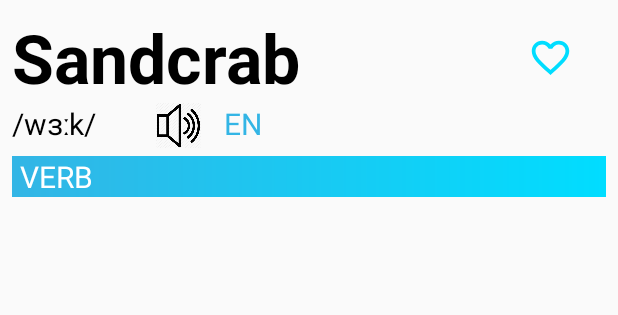
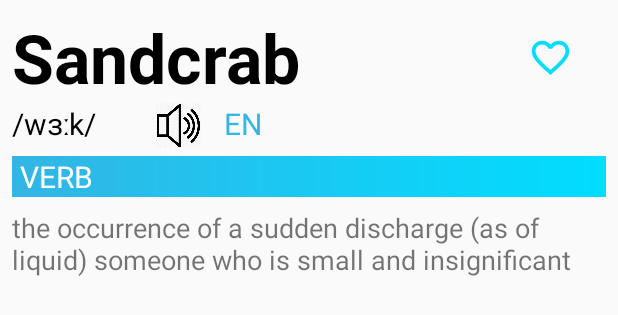
Before and after one commit to NguyenTrongThinh/SandcrabDictionary, an Android app: the layout single_entry_layout.xml on its own in the app's theme, with its tools: preview values and no code run, on a phone screen of 412 x 824 dp. Shown: the top 315 px of the screen. Run offline under Robolectric (Android 15) with nearby library versions, the phone set to English and light mode, and no system bars.

Commit message:
Demo word parser
Signed-off-by: ThinhNguyen <nguyen.trong.thinh@styl.solutions>

```diff
--- a/app/src/main/res/layout/single_entry_layout.xml
+++ b/app/src/main/res/layout/single_entry_layout.xml
@@ -1,10 +1,11 @@
 <?xml version="1.0" encoding="utf-8"?>
-<RelativeLayout xmlns:android="http://schemas.android.com/apk/res/android"
+<layout xmlns:android="http://schemas.android.com/apk/res/android">
+    <RelativeLayout
         android:layout_width="match_parent"
         android:layout_height="wrap_content">
 
         <TextView
-        android:id="@+id/fragmentWordDetailsWord"
+            android:id="@+id/singleEntryLayoutWord"
             android:layout_width="wrap_content"
             android:layout_height="wrap_content"
             android:layout_marginStart="8dp"
@@ -17,25 +18,25 @@
             android:textStyle="bold"/>
 
         <TextView
-        android:layout_alignLeft="@id/fragmentWordDetailsWord"
-        android:id="@+id/fragmentWordIPA"
+            android:layout_alignLeft="@id/singleEntryLayoutWord"
+            android:id="@+id/singleEntryLayoutIPA"
             android:layout_width="wrap_content"
             android:layout_height="wrap_content"
             android:layout_marginStart="0dp"
-        android:layout_below="@id/fragmentWordDetailsWord"
+            android:layout_below="@id/singleEntryLayoutWord"
             android:text="@string/text_demo_ipa"
             android:textColor="@android:color/black"
             android:textSize="20sp"
             android:textStyle="normal" />
 
         <TextView
-        android:layout_alignBottom="@id/singleWordLineSound"
-        android:id="@+id/fragmentWordRegion"
+            android:layout_alignBottom="@id/singleEntryLayoutSound"
+            android:id="@+id/singleEntryLayoutRegion"
             android:layout_width="wrap_content"
             android:layout_height="wrap_content"
             android:layout_marginStart="15dp"
-        android:layout_below="@id/fragmentWordDetailsWord"
-        android:layout_toRightOf="@id/singleWordLineSound"
+            android:layout_below="@id/singleEntryLayoutWord"
+            android:layout_toRightOf="@id/singleEntryLayoutSound"
             android:text="@string/text_region_en"
             android:textColor="@android:color/holo_blue_light"
             android:textSize="20sp"
@@ -46,37 +47,51 @@
             android:layout_marginStart="8dp"
             android:layout_marginTop="8dp"
             android:layout_marginEnd="8dp"
-        android:id="@+id/fragmentWordType"
+            android:id="@+id/singleEntryLayoutType"
             android:layout_width="match_parent"
             android:layout_height="wrap_content"
             android:background="@drawable/word_type_background"
-        android:layout_below="@id/fragmentWordIPA"
+            android:layout_below="@id/singleEntryLayoutIPA"
             android:text="@string/text_demo_word_type"
             android:textColor="@android:color/white"
             android:textSize="20sp"
             android:textStyle="normal" />
 
         <ImageButton
-        android:id="@+id/singleWordLineSound"
+            android:id="@+id/singleEntryLayoutSound"
             android:layout_width="30dp"
             android:layout_height="30dp"
-        android:layout_toRightOf="@id/fragmentWordIPA"
-        android:layout_below="@id/fragmentWordDetailsWord"
+            android:layout_toRightOf="@id/singleEntryLayoutIPA"
+            android:layout_below="@id/singleEntryLayoutWord"
             android:layout_marginStart="40dp"
             android:background="@null"
             android:scaleType="fitXY"
             android:src="@drawable/speaker_background" />
 
         <ImageButton
-        android:id="@+id/singleEntryLike"
+            android:id="@+id/singleEntryLayoutLike"
             android:layout_width="30dp"
             android:layout_height="30dp"
             android:layout_alignParentEnd="true"
             android:layout_marginEnd="30dp"
-        android:layout_alignTop="@id/fragmentWordDetailsWord"
-        android:layout_alignBottom="@id/fragmentWordDetailsWord"
+            android:layout_alignTop="@id/singleEntryLayoutWord"
+            android:layout_alignBottom="@id/singleEntryLayoutWord"
             android:background="@null"
             android:scaleType="fitCenter"
             android:src="@drawable/ic_favorite_border_blue_24dp" />
 
+        <TextView
+            android:layout_alignLeft="@id/singleEntryLayoutType"
+            android:layout_marginStart="0dp"
+            android:layout_marginTop="8dp"
+            android:layout_marginEnd="8dp"
+            android:id="@+id/singleEntryLayoutWordDetails"
+            android:layout_width="match_parent"
+            android:layout_height="wrap_content"
+            android:layout_below="@id/singleEntryLayoutType"
+            android:text="@string/text_demo_meaning"
+            android:textSize="18sp"
+            android:textStyle="normal" />
+
     </RelativeLayout>
+</layout>
--- a/build.gradle
+++ b/build.gradle
@@ -7,7 +7,7 @@ buildscript {
 
     }
     dependencies {
-        classpath 'com.android.tools.build:gradle:3.3.1'
+        classpath 'com.android.tools.build:gradle:3.3.2'
 
         // NOTE: Do not place your application dependencies here; they belong
         // in the individual module build.gradle files
```
Also changed, not shown: app/src/main/java/com/solo/sandcrabdictionary/adapters/WordDetailsAdapter.java (added, +71 -0 lines), app/src/main/java/com/solo/sandcrabdictionary/fragments/WordDetailsFragment.java (+16 -1 lines), app/src/main/res/layout/fragment_word_details.xml (+8 -58 lines). Lines whose indentation alone changed are shown as unchanged.
